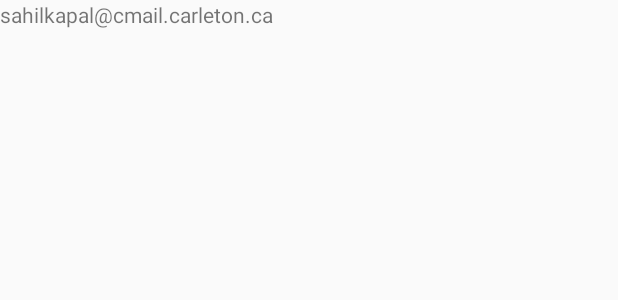
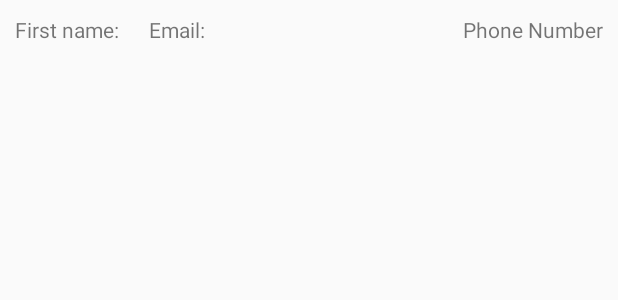
Before and after one commit to SKapal/Wait_Assistant, an Android app: the layout activity_main.xml on its own in the app's theme, with its tools: preview values and no code run, on a phone screen of 412 x 824 dp. Shown: the top 300 px of the screen. Run offline under Robolectric (Android 15) with nearby library versions, the light colour scheme and no system bars.

Commit message:
Added the functionality to add and retrieve database elements (users) and display them in a TableView

```diff
--- a/WaitAssistantv2/app/src/main/java/com/comp1601/waitassistantv2/Main2Activity.java
+++ b/WaitAssistantv2/app/src/main/java/com/comp1601/waitassistantv2/Main2Activity.java
@@ -19,6 +19,7 @@
         register = findViewById(R.id.activity_main2_register_button);
         viewList = findViewById(R.id.activity_main2_viewList_button);
 
+
         register.setOnClickListener(v -> {
             Intent intent1 = new Intent(getApplicationContext(), RegisterActivity.class);
             startActivity(intent1);
--- a/WaitAssistantv2/app/src/main/res/layout/activity_main.xml
+++ b/WaitAssistantv2/app/src/main/res/layout/activity_main.xml
@@ -7,17 +7,51 @@
     tools:context="com.comp1601.waitassistantv2.MainActivity">
 
     <LinearLayout
-        android:layout_width="368dp"
-        android:layout_height="495dp"
-        android:orientation="horizontal"
-        tools:layout_editor_absoluteX="8dp"
-        tools:layout_editor_absoluteY="8dp">
+        android:layout_width="match_parent"
+        android:layout_height="match_parent"
+        android:orientation="vertical">
 
-        <TextView
-            android:id="@+id/main_tv_email"
-            android:layout_width="wrap_content"
-            android:layout_height="wrap_content"
-            android:layout_weight="1"
-            android:text="sahilkapal@cmail.carleton.ca" />
+    <TableLayout xmlns:android="http://schemas.android.com/apk/res/android"
+        android:id="@+id/activity_main_tl_table"
+        android:layout_width="match_parent"
+        android:layout_height="wrap_content"
+        android:stretchColumns="1">
+        <TableRow>
+
+            <TextView
+                android:text="First name:"
+                android:padding="10dip" />
+            <TextView
+                android:text="Email:"
+                android:padding="10dip" />
+            <TextView
+                android:text="Phone Number"
+                android:padding="10dip" />
+        </TableRow>
+        <TableRow>
+            <TextView
+                android:text=""
+                android:padding="10dip" />
+            <TextView
+                android:text=""
+                android:padding="10dip" />
+            <TextView
+                android:text=""
+                android:padding="10dip" />
+        </TableRow>
+        <TableRow>
+            <TextView
+                android:text=""
+                android:padding="10dip" />
+            <TextView
+                android:text=""
+                android:padding="10dip" />
+            <TextView
+                android:text=""
+                android:padding="10dip" />
+        </TableRow>
+    </TableLayout>
+
+
     </LinearLayout>
 </android.support.constraint.ConstraintLayout>
```
Also changed, not shown: WaitAssistantv2/app/src/main/java/com/comp1601/waitassistantv2/MainActivity.java (+72 -8 lines), WaitAssistantv2/app/src/main/java/com/comp1601/waitassistantv2/RegisterActivity.java (+53 -5 lines), WaitAssistantv2/app/src/main/java/com/comp1601/waitassistantv2/Singleton.java (added, +37 -0 lines).
